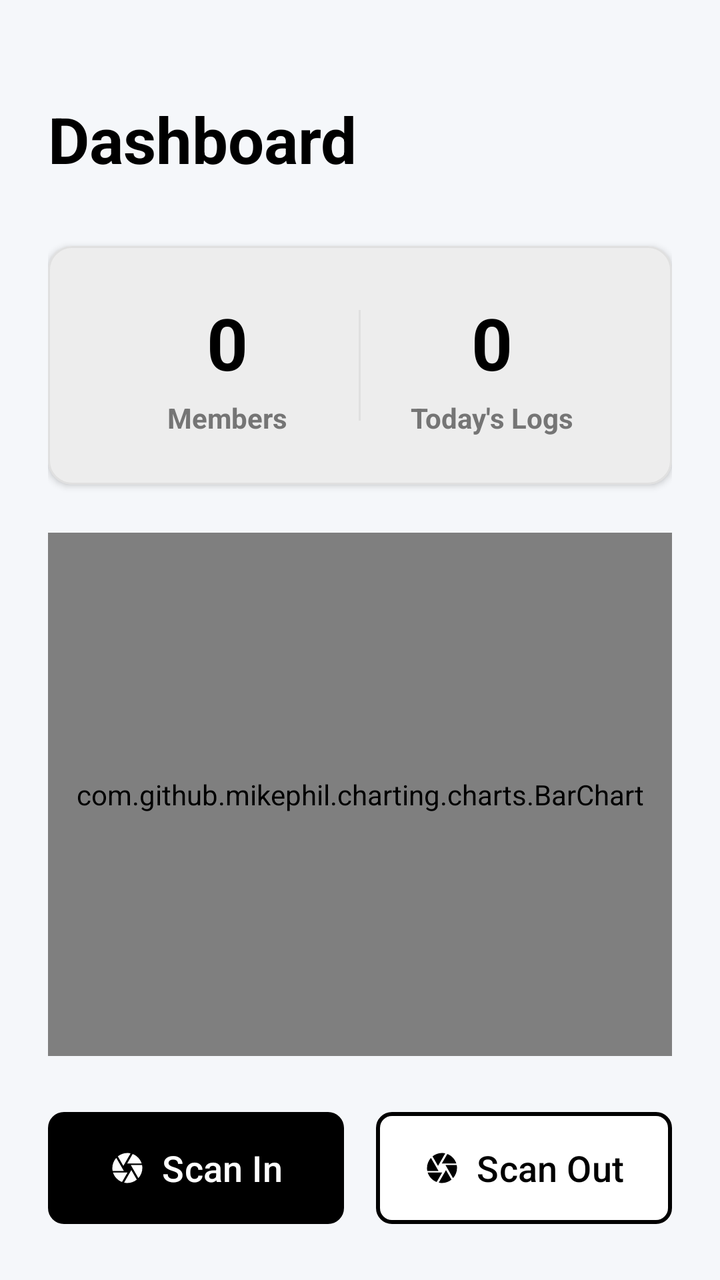
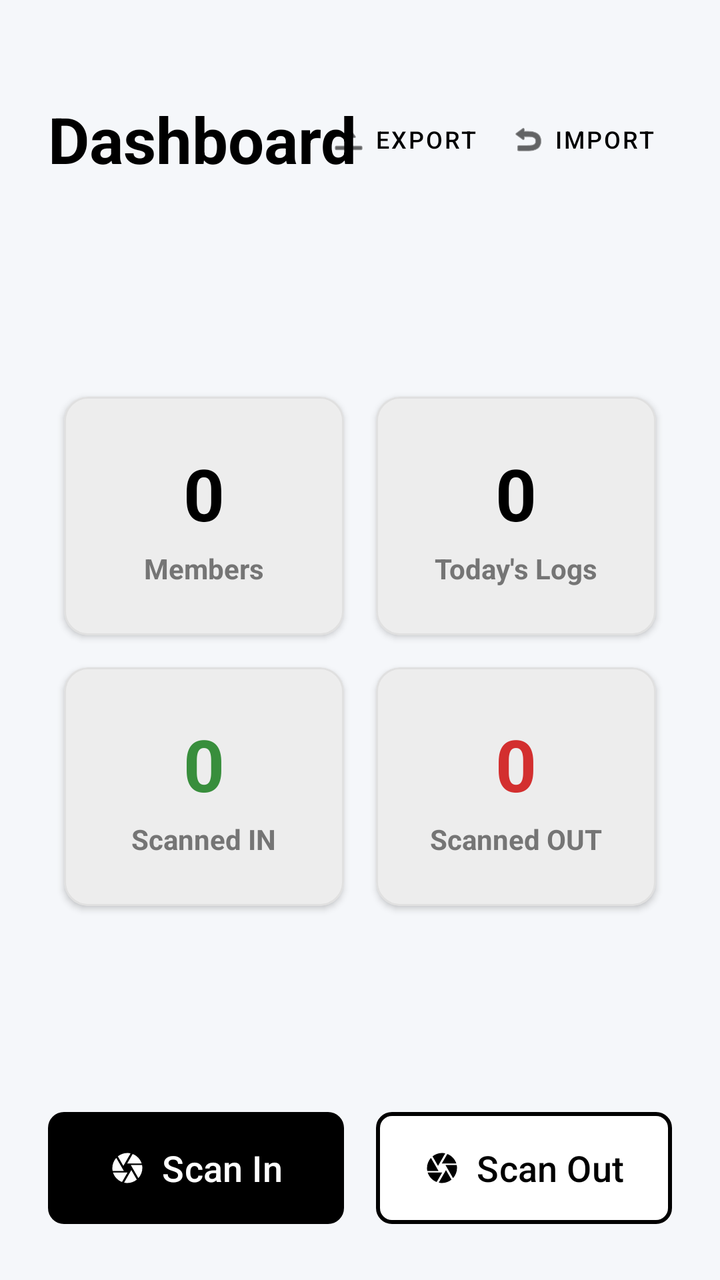

Two renders of the same Android screen: before a commit and after it. Below are the layout's source before the change and the commit's diff.
<!-- AndroidManifest.xml: application theme Theme.FaceRecognitionImages -->
<!-- res/layout/fragment_dashboard.xml -->
<?xml version="1.0" encoding="utf-8"?>
<androidx.constraintlayout.widget.ConstraintLayout xmlns:android="http://schemas.android.com/apk/res/android"
    xmlns:app="http://schemas.android.com/apk/res-auto"
    android:layout_width="match_parent"
    android:layout_height="match_parent"
    android:background="@color/windowBackground"
    android:padding="24dp">

    <TextView
        android:id="@+id/dashboardTitle"
        android:layout_width="wrap_content"
        android:layout_height="wrap_content"
        android:layout_marginTop="24dp"
        android:text="Dashboard"
        android:textColor="@color/black"
        android:textSize="32sp"
        android:textStyle="bold"
        app:layout_constraintStart_toStartOf="parent"
        app:layout_constraintTop_toTopOf="parent" />

    <com.google.android.material.card.MaterialCardView
        android:id="@+id/statsCard"
        android:layout_width="match_parent"
        android:layout_height="wrap_content"
        android:layout_marginTop="32dp"
        app:cardBackgroundColor="@color/surfaceColor"
        app:cardCornerRadius="12dp"
        app:cardElevation="2dp"
        app:strokeColor="@color/borderColor"
        app:strokeWidth="1dp"
        app:layout_constraintTop_toBottomOf="@id/dashboardTitle">

        <LinearLayout
            android:layout_width="match_parent"
            android:layout_height="wrap_content"
            android:orientation="horizontal"
            android:padding="24dp">

            <LinearLayout
                android:layout_width="0dp"
                android:layout_height="wrap_content"
                android:layout_weight="1"
                android:gravity="center"
                android:orientation="vertical">

                <TextView
                    android:id="@+id/countRegistered"
                    android:layout_width="wrap_content"
                    android:layout_height="wrap_content"
                    android:text="0"
                    android:textColor="@color/black"
                    android:textSize="36sp"
                    android:textStyle="bold" />

                <TextView
                    android:layout_width="wrap_content"
                    android:layout_height="wrap_content"
                    android:layout_marginTop="4dp"
                    android:text="Members"
                    android:textColor="@color/textColorSecondary"
                    android:textSize="14sp"
                    android:textStyle="bold" />
            </LinearLayout>

            <View
                android:layout_width="1dp"
                android:layout_height="match_parent"
                android:layout_marginVertical="8dp"
                android:background="@color/borderColor" />

            <LinearLayout
                android:layout_width="0dp"
                android:layout_height="wrap_content"
                android:layout_weight="1"
                android:gravity="center"
                android:orientation="vertical">

                <TextView
                    android:id="@+id/countToday"
                    android:layout_width="wrap_content"
                    android:layout_height="wrap_content"
                    android:text="0"
                    android:textColor="@color/black"
                    android:textSize="36sp"
                    android:textStyle="bold" />

                <TextView
                    android:layout_width="wrap_content"
                    android:layout_height="wrap_content"
                    android:layout_marginTop="4dp"
                    android:text="Today's Logs"
                    android:textColor="@color/textColorSecondary"
                    android:textSize="14sp"
                    android:textStyle="bold" />
            </LinearLayout>
        </LinearLayout>
    </com.google.android.material.card.MaterialCardView>

    <com.github.mikephil.charting.charts.BarChart
        android:id="@+id/barChart"
        android:layout_width="match_parent"
        android:layout_height="0dp"
        android:layout_marginTop="24dp"
        android:layout_marginBottom="24dp"
        app:layout_constraintTop_toBottomOf="@id/statsCard"
        app:layout_constraintBottom_toTopOf="@id/scannerButtonsLayout" />

    <LinearLayout
        android:id="@+id/scannerButtonsLayout"
        android:layout_width="match_parent"
        android:layout_height="wrap_content"
        android:orientation="horizontal"
        app:layout_constraintBottom_toBottomOf="parent">

        <com.google.android.material.button.MaterialButton
            android:id="@+id/btnScanIn"
            android:layout_width="0dp"
            android:layout_height="64dp"
            android:layout_weight="1"
            android:layout_marginEnd="8dp"
            android:text="Scan In"
            android:textColor="@color/white"
            android:textSize="18sp"
            app:backgroundTint="@color/black"
            app:cornerRadius="8dp"
            app:icon="@drawable/ic_baseline_camera_24"
            app:iconGravity="textStart"
            app:iconTint="@color/white" />

        <com.google.android.material.button.MaterialButton
            android:id="@+id/btnScanOut"
            android:layout_width="0dp"
            android:layout_height="64dp"
            android:layout_weight="1"
            android:layout_marginStart="8dp"
            android:text="Scan Out"
            android:textColor="@color/black"
            android:textSize="18sp"
            app:backgroundTint="@color/white"
            app:strokeColor="@color/black"
            app:strokeWidth="2dp"
            app:cornerRadius="8dp"
            app:icon="@drawable/ic_baseline_camera_24"
            app:iconGravity="textStart"
            app:iconTint="@color/black" />
    </LinearLayout>

</androidx.constraintlayout.widget.ConstraintLayout>
<!-- resources referenced by this layout -->
<resources>
  <color name="black">#FF000000</color>
  <color name="borderColor">#E0E0E0</color>
  <color name="surfaceColor">#FFFFFF</color>
  <color name="textColorSecondary">#757575</color>
  <color name="white">#FFFFFFFF</color>
  <color name="windowBackground">#F5F7FA</color>
  <!-- drawable ic_baseline_camera_24 (drawable) -->
  <vector android:height="72dp" android:tint="#1A80B6"
      android:viewportHeight="24" android:viewportWidth="24"
      android:width="72dp" xmlns:android="http://schemas.android.com/apk/res/android">
      <path android:fillColor="@android:color/white" android:pathData="M9.4,10.5l4.77,-8.26C13.47,2.09 12.75,2 12,2c-2.4,0 -4.6,0.85 -6.32,2.25l3.66,6.35 0.06,-0.1zM21.54,9c-0.92,-2.92 -3.15,-5.26 -6,-6.34L11.88,9h9.66zM21.8,10h-7.49l0.29,0.5 4.76,8.25C21,16.97 22,14.61 22,12c0,-0.69 -0.07,-1.35 -0.2,-2zM8.54,12l-3.9,-6.75C3.01,7.03 2,9.39 2,12c0,0.69 0.07,1.35 0.2,2h7.49l-1.15,-2zM2.46,15c0.92,2.92 3.15,5.26 6,6.34L12.12,15L2.46,15zM13.73,15l-3.9,6.76c0.7,0.15 1.42,0.24 2.17,0.24 2.4,0 4.6,-0.85 6.32,-2.25l-3.66,-6.35 -0.93,1.6z"/>
  </vector>
  <style name="Theme.FaceRecognitionImages" parent="Base.Theme.FaceRecognitionImages" />
  <style name="Base.Theme.FaceRecognitionImages" parent="Theme.Material3.Light.NoActionBar">
          
          <item name="colorPrimary">@color/black</item>
          <item name="colorPrimaryVariant">@color/black</item>
          <item name="colorOnPrimary">@color/white</item>
          
          
          <item name="colorSecondary">@color/black</item>
          <item name="colorSecondaryVariant">@color/black</item>
          <item name="colorOnSecondary">@color/white</item>
          
          
          <item name="android:windowBackground">@color/white</item>
          <item name="colorSurface">@color/white</item>
          <item name="colorOnSurface">@color/black</item>
          <item name="android:textColorPrimary">@color/black</item>
          <item name="android:textColorSecondary">@color/black</item>
      </style>
</resources>

<!-- the commit's change to res/layout/fragment_dashboard.xml (unified diff, before → after) -->
@@ -18,31 +18,74 @@
         app:layout_constraintStart_toStartOf="parent"
         app:layout_constraintTop_toTopOf="parent" />
 
-    <com.google.android.material.card.MaterialCardView
-        android:id="@+id/statsCard"
+    <LinearLayout
+        android:id="@+id/dbActionsLayout"
+        android:layout_width="wrap_content"
+        android:layout_height="wrap_content"
+        android:orientation="horizontal"
+        app:layout_constraintBottom_toBottomOf="@id/dashboardTitle"
+        app:layout_constraintEnd_toEndOf="parent"
+        app:layout_constraintTop_toTopOf="@id/dashboardTitle">
+
+        <com.google.android.material.button.MaterialButton
+            android:id="@+id/btnBackup"
+            style="@style/Widget.MaterialComponents.Button.TextButton"
+            android:layout_width="wrap_content"
+            android:layout_height="wrap_content"
+            android:text="Export"
+            android:textColor="@color/black"
+            android:textSize="12sp"
+            app:icon="@android:drawable/ic_menu_upload"
+            app:iconTint="@color/black"
+            android:minHeight="0dp"
+            android:minWidth="0dp"
+            android:paddingHorizontal="8dp"
+            android:paddingVertical="4dp" />
+
+        <com.google.android.material.button.MaterialButton
+            android:id="@+id/btnRestore"
+            style="@style/Widget.MaterialComponents.Button.TextButton"
+            android:layout_width="wrap_content"
+            android:layout_height="wrap_content"
+            android:text="Import"
+            android:textColor="@color/black"
+            android:textSize="12sp"
+            app:icon="@android:drawable/ic_menu_revert"
+            app:iconTint="@color/black"
+            android:minHeight="0dp"
+            android:minWidth="0dp"
+            android:paddingHorizontal="8dp"
+            android:paddingVertical="4dp" />
+    </LinearLayout>
+
+    <GridLayout
+        android:id="@+id/statsGrid"
         android:layout_width="match_parent"
         android:layout_height="wrap_content"
         android:layout_marginTop="32dp"
-        app:cardBackgroundColor="@color/surfaceColor"
-        app:cardCornerRadius="12dp"
-        app:cardElevation="2dp"
-        app:strokeColor="@color/borderColor"
-        app:strokeWidth="1dp"
-        app:layout_constraintTop_toBottomOf="@id/dashboardTitle">
-
-        <LinearLayout
-            android:layout_width="match_parent"
-            android:layout_height="wrap_content"
-            android:orientation="horizontal"
-            android:padding="24dp">
-
-            <LinearLayout
-                android:layout_width="0dp"
-                android:layout_height="wrap_content"
-                android:layout_weight="1"
-                android:gravity="center"
-                android:orientation="vertical">
-
+        android:layout_marginBottom="24dp"
+        android:columnCount="2"
+        android:rowCount="2"
+        app:layout_constraintTop_toBottomOf="@id/dashboardTitle"
+        app:layout_constraintBottom_toTopOf="@id/scannerButtonsLayout">
+
+        
+        <com.google.android.material.card.MaterialCardView
+            android:layout_width="0dp"
+            android:layout_height="wrap_content"
+            android:layout_columnWeight="1"
+            android:layout_margin="8dp"
+            app:cardBackgroundColor="@color/surfaceColor"
+            app:cardCornerRadius="12dp"
+            app:cardElevation="2dp"
+            app:strokeColor="@color/borderColor"
+            app:strokeWidth="1dp">
+            <LinearLayout
+                android:layout_width="match_parent"
+                android:layout_height="wrap_content"
+                android:orientation="vertical"
+                android:gravity="center"
+                android:padding="24dp">
                 <TextView
                     android:id="@+id/countRegistered"
                     android:layout_width="wrap_content"
@@ -51,7 +94,6 @@
                     android:textColor="@color/black"
                     android:textSize="36sp"
                     android:textStyle="bold" />
-
                 <TextView
                     android:layout_width="wrap_content"
                     android:layout_height="wrap_content"
@@ -61,20 +103,25 @@
                     android:textSize="14sp"
                     android:textStyle="bold" />
             </LinearLayout>
-
-            <View
-                android:layout_width="1dp"
-                android:layout_height="match_parent"
-                android:layout_marginVertical="8dp"
-                android:background="@color/borderColor" />
-
-            <LinearLayout
-                android:layout_width="0dp"
-                android:layout_height="wrap_content"
-                android:layout_weight="1"
-                android:gravity="center"
-                android:orientation="vertical">
-
+        </com.google.android.material.card.MaterialCardView>
+
+        
+        <com.google.android.material.card.MaterialCardView
+            android:layout_width="0dp"
+            android:layout_height="wrap_content"
+            android:layout_columnWeight="1"
+            android:layout_margin="8dp"
+            app:cardBackgroundColor="@color/surfaceColor"
+            app:cardCornerRadius="12dp"
+            app:cardElevation="2dp"
+            app:strokeColor="@color/borderColor"
+            app:strokeWidth="1dp">
+            <LinearLayout
+                android:layout_width="match_parent"
+                android:layout_height="wrap_content"
+                android:orientation="vertical"
+                android:gravity="center"
+                android:padding="24dp">
                 <TextView
                     android:id="@+id/countToday"
                     android:layout_width="wrap_content"
@@ -83,7 +130,6 @@
                     android:textColor="@color/black"
                     android:textSize="36sp"
                     android:textStyle="bold" />
-
                 <TextView
                     android:layout_width="wrap_content"
                     android:layout_height="wrap_content"
@@ -93,17 +139,81 @@
                     android:textSize="14sp"
                     android:textStyle="bold" />
             </LinearLayout>
-        </LinearLayout>
-    </com.google.android.material.card.MaterialCardView>
-
-    <com.github.mikephil.charting.charts.BarChart
-        android:id="@+id/barChart"
-        android:layout_width="match_parent"
-        android:layout_height="0dp"
-        android:layout_marginTop="24dp"
-        android:layout_marginBottom="24dp"
-        app:layout_constraintTop_toBottomOf="@id/statsCard"
-        app:layout_constraintBottom_toTopOf="@id/scannerButtonsLayout" />
+        </com.google.android.material.card.MaterialCardView>
+
+        
+        <com.google.android.material.card.MaterialCardView
+            android:layout_width="0dp"
+            android:layout_height="wrap_content"
+            android:layout_columnWeight="1"
+            android:layout_margin="8dp"
+            app:cardBackgroundColor="@color/surfaceColor"
+            app:cardCornerRadius="12dp"
+            app:cardElevation="2dp"
+            app:strokeColor="@color/borderColor"
+            app:strokeWidth="1dp">
+            <LinearLayout
+                android:layout_width="match_parent"
+                android:layout_height="wrap_content"
+                android:orientation="vertical"
+                android:gravity="center"
+                android:padding="24dp">
+                <TextView
+                    android:id="@+id/countIn"
+                    android:layout_width="wrap_content"
+                    android:layout_height="wrap_content"
+                    android:text="0"
+                    android:textColor="#388E3C"
+                    android:textSize="36sp"
+                    android:textStyle="bold" />
+                <TextView
+                    android:layout_width="wrap_content"
+                    android:layout_height="wrap_content"
+                    android:layout_marginTop="4dp"
+                    android:text="Scanned IN"
+                    android:textColor="@color/textColorSecondary"
+                    android:textSize="14sp"
+                    android:textStyle="bold" />
+            </LinearLayout>
+        </com.google.android.material.card.MaterialCardView>
+
+        
+        <com.google.android.material.card.MaterialCardView
+            android:layout_width="0dp"
+            android:layout_height="wrap_content"
+            android:layout_columnWeight="1"
+            android:layout_margin="8dp"
+            app:cardBackgroundColor="@color/surfaceColor"
+            app:cardCornerRadius="12dp"
+            app:cardElevation="2dp"
+            app:strokeColor="@color/borderColor"
+            app:strokeWidth="1dp">
+            <LinearLayout
+                android:layout_width="match_parent"
+                android:layout_height="wrap_content"
+                android:orientation="vertical"
+                android:gravity="center"
+                android:padding="24dp">
+                <TextView
+                    android:id="@+id/countOut"
+                    android:layout_width="wrap_content"
+                    android:layout_height="wrap_content"
+                    android:text="0"
+                    android:textColor="#D32F2F"
+                    android:textSize="36sp"
+                    android:textStyle="bold" />
+                <TextView
+                    android:layout_width="wrap_content"
+                    android:layout_height="wrap_content"
+                    android:layout_marginTop="4dp"
+                    android:text="Scanned OUT"
+                    android:textColor="@color/textColorSecondary"
+                    android:textSize="14sp"
+                    android:textStyle="bold" />
+            </LinearLayout>
+        </com.google.android.material.card.MaterialCardView>
+
+    </GridLayout>
 
     <LinearLayout
         android:id="@+id/scannerButtonsLayout"
